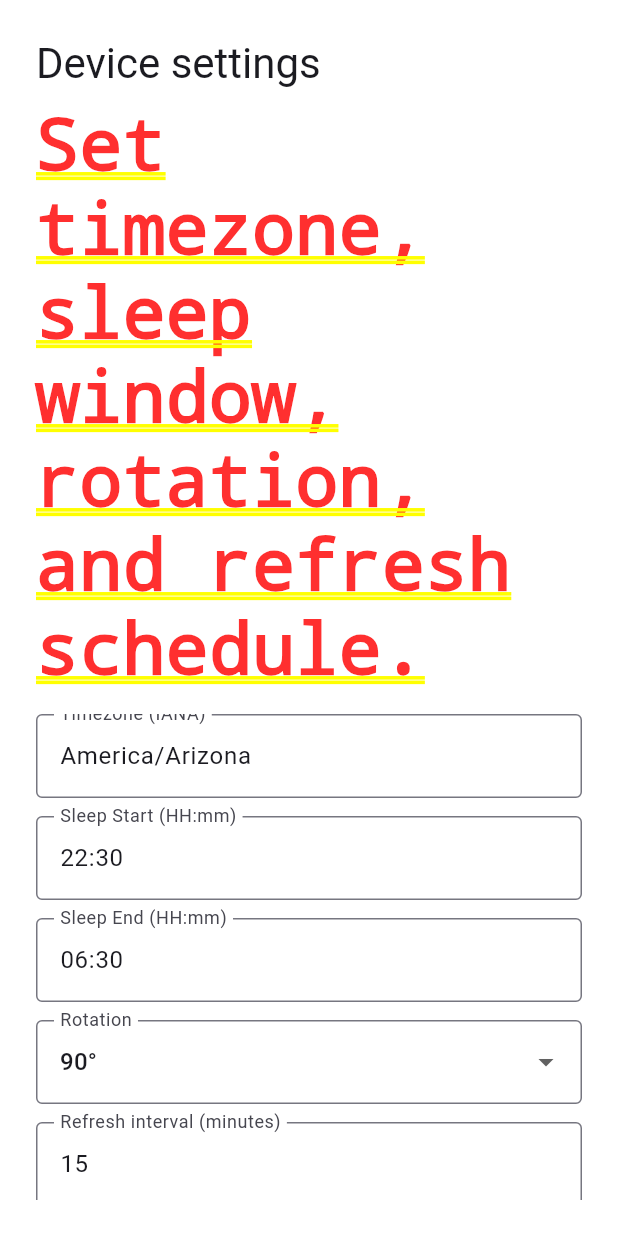
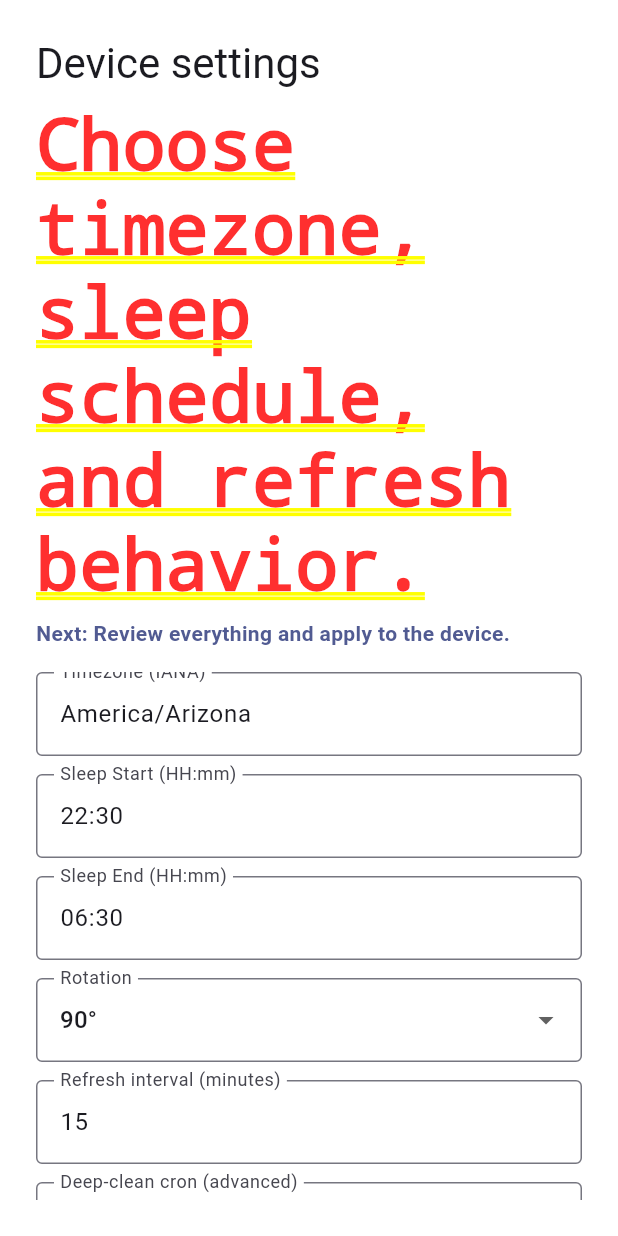
Before and after one commit to UrbinoZokin/InkMade, a Flutter app: the DeviceSettingsStep screen opened directly, on a phone screen of 412 x 824 dp. Run offline on Flutter 3.47's test engine with Material 3 defaults, Android fonts, the phone set to English and light mode, and no system bars; missing offline and left inert: universal_ble.

Commit message:
Improve Windows installer packaging and onboarding UX

```diff
--- a/desktop_app/lib/screens/steps/device_settings_step.dart
+++ b/desktop_app/lib/screens/steps/device_settings_step.dart
@@ -39,7 +39,8 @@ class _DeviceSettingsStepState extends State<DeviceSettingsStep> {
 
     return WizardScaffold(
       title: 'Device settings',
-      subtitle: 'Set timezone, sleep window, rotation, and refresh schedule.',
+      subtitle: 'Choose timezone, sleep schedule, and refresh behavior.',
+      nextStepHint: 'Next: Review everything and apply to the device.',
       error: controller.errorMessage,
       child: SingleChildScrollView(
         child: Form(
@@ -55,7 +56,7 @@ class _DeviceSettingsStepState extends State<DeviceSettingsStep> {
                     border: OutlineInputBorder(),
                   ),
                   validator: (v) => (v == null || !v.contains('/'))
-                      ? 'Use format Area/City'
+                      ? 'Use timezone format Area/City (example: America/Phoenix).'
                       : null,
                 ),
                 const SizedBox(height: 12),
@@ -67,7 +68,7 @@ class _DeviceSettingsStepState extends State<DeviceSettingsStep> {
                   ),
                   validator: (v) => _isTime((v ?? '').trim())
                       ? null
-                      : 'Use 24-hour HH:mm format',
+                      : 'Use 24-hour time format HH:mm.',
                 ),
                 const SizedBox(height: 12),
                 TextFormField(
@@ -78,7 +79,7 @@ class _DeviceSettingsStepState extends State<DeviceSettingsStep> {
                   ),
                   validator: (v) => _isTime((v ?? '').trim())
                       ? null
-                      : 'Use 24-hour HH:mm format',
+                      : 'Use 24-hour time format HH:mm.',
                 ),
                 const SizedBox(height: 12),
                 DropdownButtonFormField<int>(
@@ -106,7 +107,7 @@ class _DeviceSettingsStepState extends State<DeviceSettingsStep> {
                   validator: (v) {
                     final n = int.tryParse((v ?? '').trim());
                     if (n == null || n < 1 || n > 240) {
-                      return 'Enter 1 to 240 minutes';
+                      return 'Please enter a value from 1 to 240 minutes.';
                     }
                     return null;
                   },
@@ -119,7 +120,7 @@ class _DeviceSettingsStepState extends State<DeviceSettingsStep> {
                     border: OutlineInputBorder(),
                   ),
                   validator: (v) => (v == null || v.trim().split(' ').length < 5)
-                      ? 'Use a 5-field cron expression'
+                      ? 'Please enter a 5-field cron expression.'
                       : null,
                 ),
                 const SizedBox(height: 12),
@@ -141,12 +142,12 @@ class _DeviceSettingsStepState extends State<DeviceSettingsStep> {
                               );
                               await controller.sendSettings();
                             },
-                      child: const Text('Save Settings to Device'),
+                      child: const Text('Save Settings on Device'),
                     ),
                     const SizedBox(width: 8),
                     OutlinedButton(
                       onPressed: controller.isBusy ? null : controller.nextStep,
-                      child: const Text('Continue'),
+                      child: const Text('Continue to Review'),
                     ),
                   ],
                 ),
--- a/desktop_app/lib/screens/steps/review_apply_step.dart
+++ b/desktop_app/lib/screens/steps/review_apply_step.dart
@@ -16,7 +16,8 @@ class ReviewApplyStep extends StatelessWidget {
     return WizardScaffold(
       title: 'Review and apply',
       subtitle:
-          'Confirm your settings, then apply and restart relevant services.',
+          'Review your choices, then apply setup to finish.',
+      nextStepHint: 'Final step: Click apply and wait for confirmation.',
       error: controller.errorMessage,
       child: Column(
         crossAxisAlignment: CrossAxisAlignment.start,
@@ -45,7 +46,7 @@ class ReviewApplyStep extends StatelessWidget {
           FilledButton.icon(
             onPressed: controller.isBusy ? null : controller.apply,
             icon: const Icon(Icons.check_circle_outline),
-            label: const Text('Apply Configuration'),
+            label: const Text('Apply Setup and Finish'),
           ),
         ],
       ),
--- a/desktop_app/lib/screens/steps/scan_connect_step.dart
+++ b/desktop_app/lib/screens/steps/scan_connect_step.dart
@@ -27,7 +27,8 @@ class _ScanConnectStepState extends State<ScanConnectStep> {
 
     return WizardScaffold(
       title: 'Find your InkyCal device',
-      subtitle: 'Make sure the display is powered on and within BLE range.',
+      subtitle: 'Make sure your display is powered on and nearby.',
+      nextStepHint: 'Next: Connect to your device to continue.',
       error: controller.errorMessage,
       child: Column(
         crossAxisAlignment: CrossAxisAlignment.start,
@@ -39,10 +40,10 @@ class _ScanConnectStepState extends State<ScanConnectStep> {
                     ? null
                     : () => controller.startScan(),
                 icon: const Icon(Icons.refresh),
-                label: const Text('Rescan'),
+                label: const Text('Search Again'),
               ),
               const SizedBox(width: 8),
-              Text('${controller.scannedDevices.length} device(s) found'),
+              Text('${controller.scannedDevices.length} device(s) found nearby'),
             ],
           ),
           const SizedBox(height: 16),
@@ -60,7 +61,7 @@ class _ScanConnectStepState extends State<ScanConnectStep> {
                     onPressed: controller.isBusy
                         ? null
                         : () => controller.connectToDevice(d),
-                    child: const Text('Connect'),
+                    child: const Text('Connect to This Device'),
                   ),
                 );
               },
--- a/desktop_app/lib/screens/steps/wifi_step.dart
+++ b/desktop_app/lib/screens/steps/wifi_step.dart
@@ -30,7 +30,8 @@ class _WifiStepState extends State<WifiStep> {
 
     return WizardScaffold(
       title: 'Configure Wi‑Fi',
-      subtitle: 'Provide the Wi‑Fi network credentials for the Raspberry Pi.',
+      subtitle: 'Enter the Wi‑Fi network your device should use.',
+      nextStepHint: 'Next: Link your calendar accounts.',
       error: controller.errorMessage,
       child: Column(
         crossAxisAlignment: CrossAxisAlignment.start,
@@ -50,7 +51,7 @@ class _WifiStepState extends State<WifiStep> {
                       border: OutlineInputBorder(),
                     ),
                     validator: (value) => (value == null || value.trim().isEmpty)
-                        ? 'SSID is required'
+                        ? 'Please enter your Wi‑Fi network name.'
                         : null,
                   ),
                   const SizedBox(height: 12),
@@ -63,7 +64,7 @@ class _WifiStepState extends State<WifiStep> {
                     obscureText: true,
                     validator: (value) {
                       if ((value ?? '').length < 8) {
-                        return 'Password must be at least 8 characters';
+                        return 'Password must be at least 8 characters long.';
                       }
                       return null;
                     },
@@ -84,12 +85,12 @@ class _WifiStepState extends State<WifiStep> {
                         controller.formData.wifiPassword = _pass.text;
                         await controller.sendWifi();
                       },
-                child: const Text('Send Wi‑Fi Credentials'),
+                child: const Text('Save Wi‑Fi on Device'),
               ),
               const SizedBox(width: 8),
               OutlinedButton(
                 onPressed: controller.isBusy ? null : controller.nextStep,
-                child: const Text('Continue'),
+                child: const Text('Continue to Google Setup'),
               ),
             ],
           ),
--- a/desktop_app/lib/state/provisioning_controller.dart
+++ b/desktop_app/lib/state/provisioning_controller.dart
@@ -44,7 +44,7 @@ class ProvisioningController extends ChangeNotifier {
         notifyListeners();
       },
       onError: (error) {
-        errorMessage = 'BLE scan failed: $error';
+        errorMessage = 'We could not scan for nearby devices. Please check Bluetooth and try again. ($error)';
         notifyListeners();
       },
     );
@@ -62,7 +62,7 @@ class ProvisioningController extends ChangeNotifier {
       });
       currentStep = WizardStep.pairPin;
     } catch (error) {
-      errorMessage = 'Connection failed: $error';
+      errorMessage = 'We could not connect to that device. Make sure it is powered on and nearby, then try again. ($error)';
     } finally {
       _setBusy(false);
     }
@@ -111,7 +111,7 @@ class ProvisioningController extends ChangeNotifier {
       await _bleService.sendCommand(command);
     } catch (error) {
       _log.warning('sendCommand failed: $error');
-      errorMessage = '$error';
+      errorMessage = 'Something went wrong while sending this step to the device. Please try again. ($error)';
     } finally {
       _setBusy(false);
     }
--- a/desktop_app/lib/widgets/wizard_scaffold.dart
+++ b/desktop_app/lib/widgets/wizard_scaffold.dart
@@ -7,12 +7,14 @@ class WizardScaffold extends StatelessWidget {
     required this.subtitle,
     required this.child,
     this.error,
+    this.nextStepHint,
   });
 
   final String title;
   final String subtitle;
   final Widget child;
   final String? error;
+  final String? nextStepHint;
 
   @override
   Widget build(BuildContext context) {
@@ -24,6 +26,16 @@ class WizardScaffold extends StatelessWidget {
           Text(title, style: Theme.of(context).textTheme.headlineMedium),
           const SizedBox(height: 8),
           Text(subtitle),
+          if (nextStepHint != null) ...[
+            const SizedBox(height: 8),
+            Text(
+              nextStepHint!,
+              style: Theme.of(context).textTheme.bodyMedium?.copyWith(
+                    color: Theme.of(context).colorScheme.primary,
+                    fontWeight: FontWeight.w600,
+                  ),
+            ),
+          ],
           if (error != null) ...[
             const SizedBox(height: 12),
             Card(
```
Also changed, not shown: desktop_app/lib/screens/provisioning_wizard_screen.dart (+63 -8 lines), desktop_app/lib/screens/steps/google_auth_step.dart (+5 -4 lines), desktop_app/lib/screens/steps/icloud_step.dart (+7 -6 lines), desktop_app/lib/screens/steps/pair_pin_step.dart (+7 -6 lines), 2 other files.
